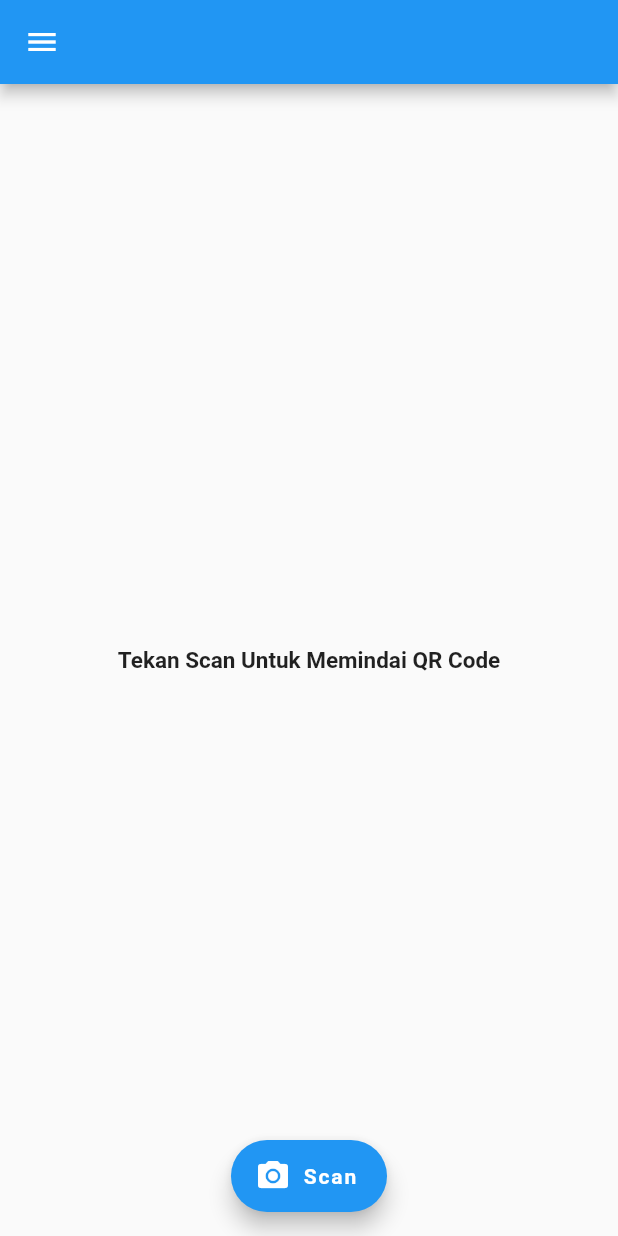
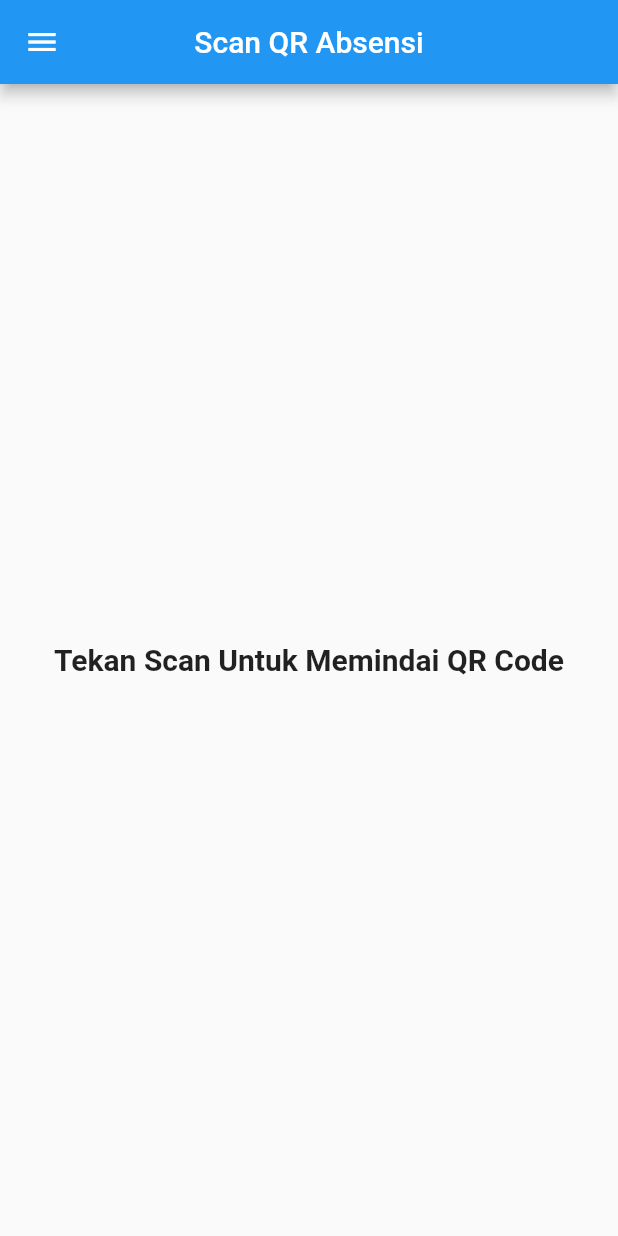
Before and after one commit to ardianryan/Sensasiq-Android, a Flutter app: the MainPage screen opened directly, on a phone screen of 412 x 824 dp. Run offline on Flutter 3.47's test engine with Material 2 defaults, Android fonts, the phone set to English and light mode, and no system bars; missing offline and left inert: barcode_scan.

Commit message:
absen QR berhasil

```diff
--- a/lib/mainPage.dart
+++ b/lib/mainPage.dart
@@ -1,5 +1,8 @@
 import 'package:flutter/material.dart';
 import 'package:barcode_scan/barcode_scan.dart';
+import 'package:http/http.dart' as http;
+import 'dart:async';
+import 'dart:convert';
 //import 'package:sensasiq/menu/scanPage.dart';
 //import 'package:sensasiq/menu/jadwalPage.dart';
 //import 'package:sensasiq/menu/riwayatPage.dart';
@@ -8,7 +11,7 @@
 //import 'package:sensasiq/menu/bantuanPage.dart';
 
 class MainPageState extends State<MainPage> {
-  var title = '', indexMenu = 0;
+  var title = 'Scan QR Absensi', indexMenu = 0, idqr, nip;
   String result = "Tekan Scan Untuk Memindai QR Code";
   Drawer _buildDrawer(context) {
     return new Drawer(
@@ -116,9 +119,28 @@
     Future _scanQR() async {
       try {
         String qrResult = await BarcodeScanner.scan();
-        setState(() {
         result = qrResult;
+          final response = await http.post("http://sensasiq.ml/sensasiq/api/qr/cocok", body: {
+           "qr": result,
           });
+          var datauser = json.decode(response.body);
+          if((datauser['error']) || (datauser['qr'][0]['qr']!=result)){
+            print(result = "Kode QR tidak valid!");
+          } else {
+            nip = datauser['qr'][0]['nip'];
+            final hasil = await http.post("http://sensasiq.ml/sensasiq/api/absen/add", body: {
+              "id_jadwal": datauser['qr'][0]['qr'].split('-')[0],
+              "id_qr": datauser['qr'][0]['id_qr'],
+              "nim": widget.nimnya
+            });
+            var userdata = json.decode(hasil.body);
+
+            if(userdata['status'] == 200){
+              print(result = "Berhasil Scan QR! Absen Berhasil!");
+            } else {
+              print(result = "Gagal Absen!");
+            }
+          }
       } on FormatException {
         setState(() {
           result = "Anda menekan tombol kembali sebelum memindai apa pun";
@@ -129,7 +151,9 @@
         });
       }
     }
-    if(this.indexMenu == 0 || this.indexMenu == 1 ){
+
+    switch (this.indexMenu) {
+      case 1:
         return new Scaffold(
           appBar: new AppBar(
             title: new Text(this.title),
@@ -151,7 +175,93 @@
           floatingActionButtonLocation: FloatingActionButtonLocation.centerFloat,
           drawer: _buildDrawer(context),
         );
-    } else {
+        break;
+      case 2:
+        return new Scaffold(
+          appBar: new AppBar(
+            title: new Text(this.title),
+            centerTitle: true,
+          ),
+          // KONTEN
+          body: Center(
+            child: Text(
+              result,
+              style: TextStyle(fontSize: 20.0, fontWeight: FontWeight.bold),
+              textAlign: TextAlign.center,
+            ),
+          ),
+          drawer: _buildDrawer(context),
+        );
+        break;
+      case 3:
+        return new Scaffold(
+          appBar: new AppBar(
+            title: new Text(this.title),
+            centerTitle: true,
+          ),
+          // KONTEN
+          body: Center(
+            child: Text(
+              result,
+              style: TextStyle(fontSize: 20.0, fontWeight: FontWeight.bold),
+              textAlign: TextAlign.center,
+            ),
+          ),
+          drawer: _buildDrawer(context),
+        );
+        break;
+      case 4:
+        return new Scaffold(
+          appBar: new AppBar(
+            title: new Text(this.title),
+            centerTitle: true,
+          ),
+          // KONTEN
+          body: Center(
+            child: Text(
+              result,
+              style: TextStyle(fontSize: 20.0, fontWeight: FontWeight.bold),
+              textAlign: TextAlign.center,
+            ),
+          ),
+          drawer: _buildDrawer(context),
+        );
+        break;
+      case 5:
+        return new Scaffold(
+          appBar: new AppBar(
+            title: new Text(this.title),
+            centerTitle: true,
+          ),
+          // KONTEN
+          body: Center(
+            child: Text(
+              result,
+              style: TextStyle(fontSize: 20.0, fontWeight: FontWeight.bold),
+              textAlign: TextAlign.center,
+            ),
+          ),
+          drawer: _buildDrawer(context),
+        );
+        break;
+      case 6:
+        return new Scaffold(
+          appBar: new AppBar(
+            title: new Text(this.title),
+            centerTitle: true,
+          ),
+          // KONTEN
+          body: Center(
+            child: Text(
+              result,
+              style: TextStyle(fontSize: 20.0, fontWeight: FontWeight.bold),
+              textAlign: TextAlign.center,
+            ),
+          ),
+          drawer: _buildDrawer(context),
+        );
+        break;
+      default:
         return new Scaffold(
           appBar: new AppBar(
             title: new Text(this.title),
```
Also changed, not shown: lib/menu/bantuanPage.dart (deleted), lib/menu/jadwalPage.dart (deleted), lib/menu/pengaturanPage.dart (deleted), lib/menu/riwayatPage.dart (deleted), lib/menu/scanPage.dart (deleted), lib/menu/tentangPage.dart (deleted). Lines whose indentation alone changed are shown as unchanged.
